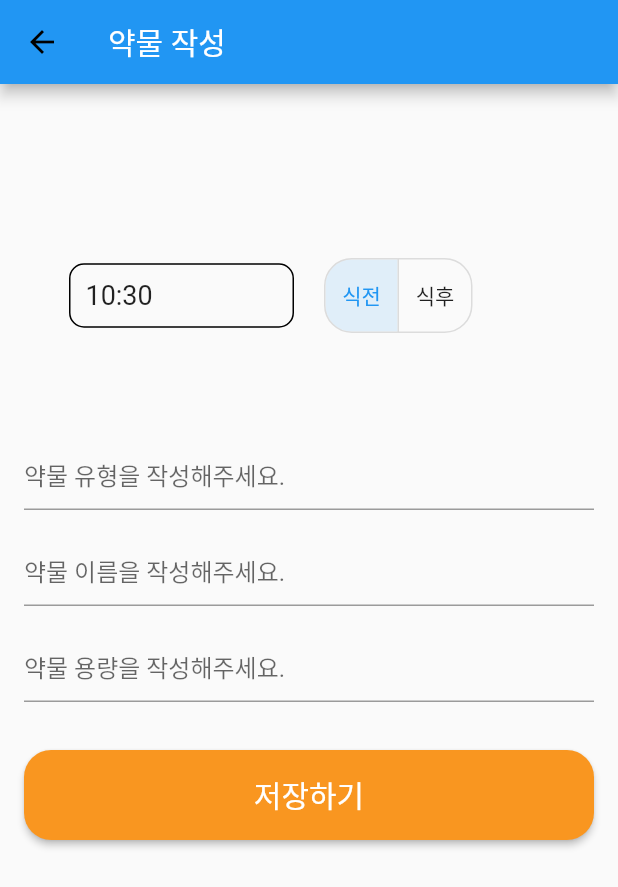
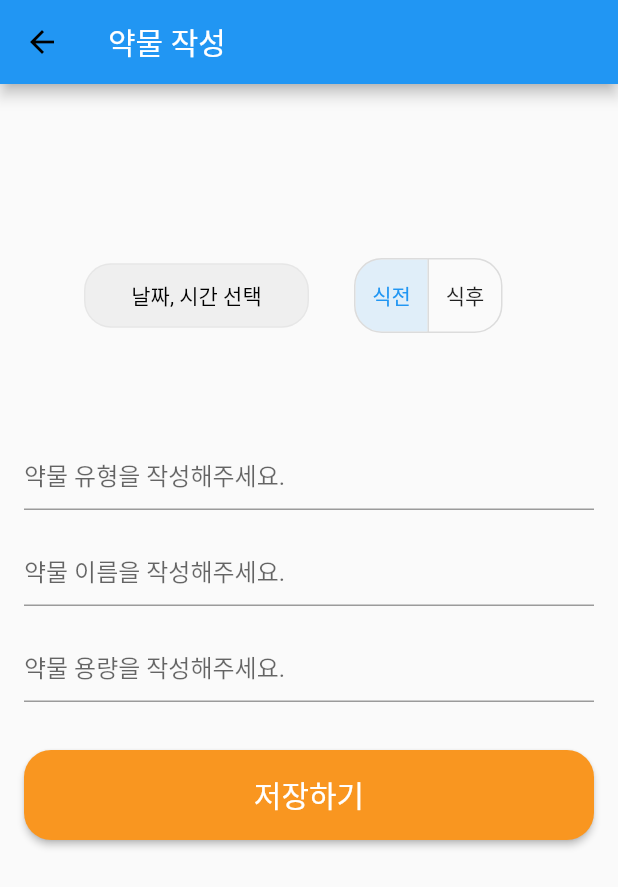
Before and after one commit to 2023-AISCHOOL-IOTA/ssilluk-cellu, a Flutter app: the DrugInputPage screen opened directly, after a tap on "저장하기", on a phone screen of 412 x 824 dp. Shown: the top 887 px of the screen. Run offline on Flutter 3.47's test engine with Material 2 defaults, Android fonts, the phone set to English and light mode, and no system bars; our stand-ins replace fl_chart, flutter_dotenv, flutter_svg, flutter_time_picker_spinner, image_picker, local_auth and 2 more; accounts and stored records are empty; network calls fail; Roboto replaces fonts that are missing (Montserrat).

Commit message:
Fix: edit date, time select

```diff
--- a/cellu/lib/screens/Home_screen.dart
+++ b/cellu/lib/screens/Home_screen.dart
@@ -69,8 +69,8 @@ class _MainScreenState extends State<MainScreen> {
   }
 
   Future<void> _fetchDoseScheduleData(String token) async {
-    doseScheduleItems =
-        await DoseScheduleItemModel().fetchDoseScheduleData(token);
+    doseScheduleItems = await DoseScheduleItemModel()
+        .filterDoseScheduleByDate(doseScheduleItems, selectedDate);
   }
 
   @override
--- a/cellu/lib/screens/drugmanagement_page.dart
+++ b/cellu/lib/screens/drugmanagement_page.dart
@@ -2,7 +2,8 @@ import 'dart:convert';
 import 'package:flutter/material.dart';
 import 'package:flutter_dotenv/flutter_dotenv.dart';
 import 'package:http/http.dart' as http;
-import 'package:flutter_time_picker_spinner/flutter_time_picker_spinner.dart'; // 패키지 추가
+import 'package:flutter_time_picker_spinner/flutter_time_picker_spinner.dart';
+import 'package:intl/intl.dart';
 import 'package:cellu/styles.dart';
 import 'package:cellu/screens/Home_screen.dart';
 import 'package:cellu/utils/user_token_manager.dart';
@@ -28,7 +29,7 @@ class _DrugInputPageState extends State<DrugInputPage> {
   final TextEditingController typeController = TextEditingController();
   final TextEditingController nameController = TextEditingController();
   final TextEditingController doseController = TextEditingController();
-  DateTime selectedTime = DateTime.now(); // 선택된 시간을 저장할 변수
+  DateTime selectedDateTime = DateTime.now(); // 선택된 날짜와 시간을 저장할 변수
 
   // 식사 전/후 여부를 저장할 변수
   bool isBeforeMeal = true;
@@ -58,25 +59,35 @@ class _DrugInputPageState extends State<DrugInputPage> {
               Row(
                 mainAxisAlignment: MainAxisAlignment.center,
                 children: <Widget>[
+                  SizedBox(width: 30),
                   Container(
                     width: 150,
                     child: GestureDetector(
                       onTap: () {
-                        // 시간 선택 다이얼로그 열기
+                        // 날짜와 시간 선택 다이얼로그 열기
+                        showDatePicker(
+                          context: context,
+                          initialDate: selectedDateTime,
+                          firstDate: DateTime(2001),
+                          lastDate: DateTime(2101),
+                        ).then((pickedDate) {
+                          if (pickedDate != null) {
                             showTimePicker(
                               context: context,
-                          initialTime: TimeOfDay.fromDateTime(
-                              selectedTime), // 선택된 시간 초기값 설정
+                              initialTime:
+                                  TimeOfDay.fromDateTime(selectedDateTime),
                             ).then((pickedTime) {
                               if (pickedTime != null) {
                                 setState(() {
-                              selectedTime = DateTime(
-                                selectedTime.year,
-                                selectedTime.month,
-                                selectedTime.day,
+                                  selectedDateTime = DateTime(
+                                    pickedDate.year,
+                                    pickedDate.month,
+                                    pickedDate.day,
                                     pickedTime.hour,
                                     pickedTime.minute,
                                   );
+                                });
+                              }
                             });
                           }
                         });
@@ -84,17 +95,24 @@ class _DrugInputPageState extends State<DrugInputPage> {
                       child: Container(
                         padding: EdgeInsets.all(10),
                         decoration: BoxDecoration(
-                          border: Border.all(),
-                          borderRadius: BorderRadius.circular(10),
+                          border:
+                              Border.all(color: AppColors.lightGreyOpacity20),
+                          borderRadius: BorderRadius.circular(18),
+                          color: AppColors.lightGreyOpacity20,
                         ),
-                        child: Text(
-                          '${selectedTime.hour}:${selectedTime.minute.toString().padLeft(2, '0')}', // 선택된 시간을 예쁘게 표시
-                          style: TextStyle(fontSize: 18),
+                        child: Column(
+                          mainAxisAlignment: MainAxisAlignment.center,
+                          children: [
+                            Text(
+                              '날짜, 시간 선택',
+                              style: AppStyles.doseItemSubtitleStyle,
+                            ),
+                          ],
                         ),
                       ),
                     ),
                   ),
-                  SizedBox(width: 20),
+                  SizedBox(width: 30),
                   Container(
                     width: 150,
                     child: ToggleButtons(
@@ -145,8 +163,7 @@ class _DrugInputPageState extends State<DrugInputPage> {
                 typeController: typeController,
                 nameController: nameController,
                 doseController: doseController,
-                timeController: selectedTime,
-                // 시간을 DateTime 형태로 전달
+                dateTimeController: selectedDateTime,
                 isBeforeMeal: isBeforeMeal,
               ),
             ],
@@ -161,14 +178,14 @@ class SaveButton extends StatelessWidget {
   final TextEditingController typeController;
   final TextEditingController nameController;
   final TextEditingController doseController;
-  final DateTime timeController;
+  final DateTime dateTimeController;
   final bool isBeforeMeal;
 
   SaveButton({
     required this.typeController,
     required this.nameController,
     required this.doseController,
-    required this.timeController,
+    required this.dateTimeController,
     required this.isBeforeMeal,
   });
 
@@ -183,7 +200,7 @@ class SaveButton extends StatelessWidget {
             typeController.text,
             nameController.text,
             doseController.text,
-            timeController,
+            dateTimeController,
             isBeforeMeal,
           );
         },
@@ -206,7 +223,7 @@ class SaveButton extends StatelessWidget {
     String type,
     String name,
     String dose,
-    DateTime time,
+    DateTime dateTime,
     bool isBeforeMeal,
   ) async {
     final token = UserTokenManager.getToken();
@@ -216,7 +233,7 @@ class SaveButton extends StatelessWidget {
         'medicine_type': type,
         'dose_medicine': name,
         'dose_amount': dose,
-        'dose_time': '${time.hour}:${time.minute.toString().padLeft(2, '0')}',
+        'dose_time': DateFormat('yyyy-MM-dd HH:mm').format(dateTime),
         'meal_yn': isBeforeMeal ? 'N' : 'Y',
       };
 
```
Also changed, not shown: cellu/lib/models/dose_schedule_model.dart (+10 -0 lines). Lines whose indentation alone changed are shown as unchanged.
